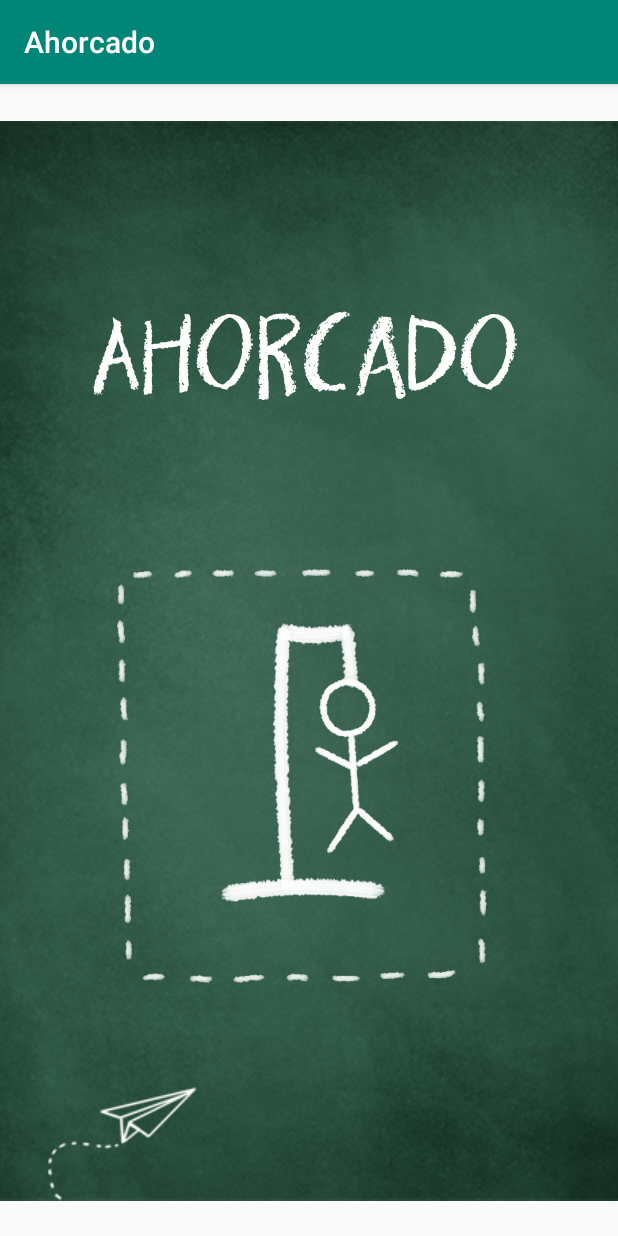
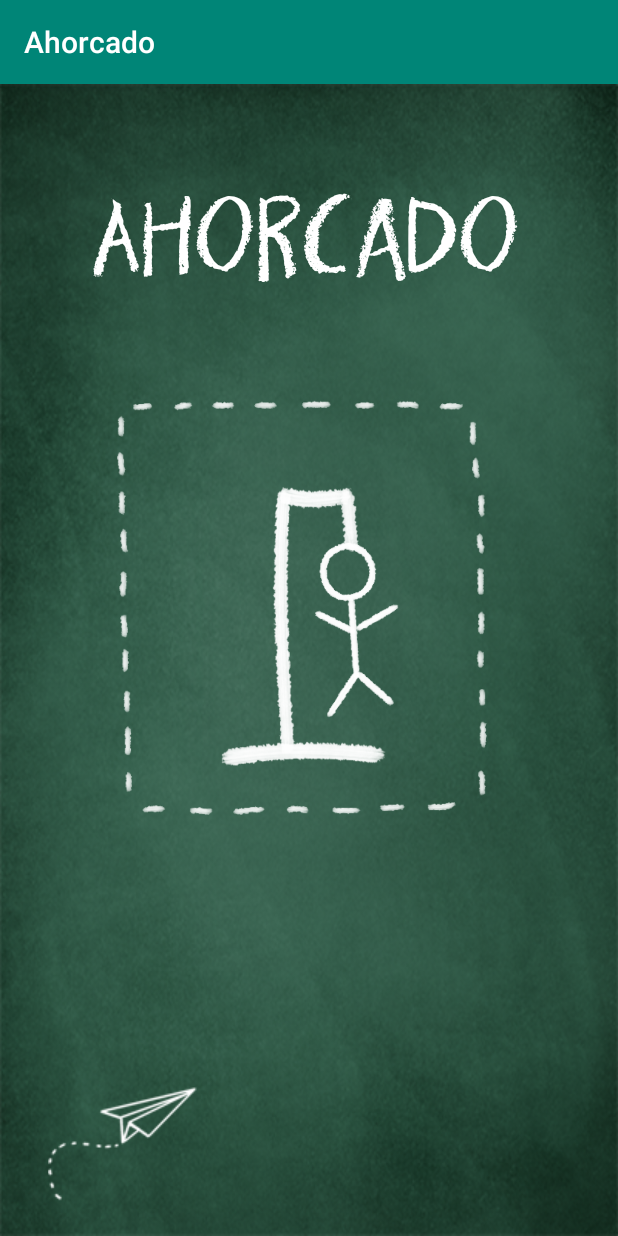
Before and after one commit to nicoleloupias/android-app, an Android app: the screen it shows after launch (MainActivity), on a phone screen of 412 x 824 dp. Run offline under Robolectric (Android 15) with nearby library versions, the phone set to English and light mode, and no system bars.

Commit message:
ActivityConFondos

```diff
--- a/app/src/main/AndroidManifest.xml
+++ b/app/src/main/AndroidManifest.xml
@@ -9,6 +9,9 @@
         android:roundIcon="@mipmap/ic_launcher_round"
         android:supportsRtl="true"
         android:theme="@style/AppTheme">
+        <activity android:name=".JuegoActivity"></activity>
+        <activity android:name=".DificultadActivity" />
+        <activity android:name=".NombreActivity" />
         <activity android:name=".MainActivity">
             <intent-filter>
                 <action android:name="android.intent.action.MAIN" />
--- a/app/src/main/res/layout/activity_main.xml
+++ b/app/src/main/res/layout/activity_main.xml
@@ -4,41 +4,31 @@
     xmlns:tools="http://schemas.android.com/tools"
     android:layout_width="match_parent"
     android:layout_height="match_parent"
-    tools:context=".MainActivity">
-
-    <ImageView
-        android:id="@+id/iv_fondoVerde"
-        android:layout_width="480dp"
-        android:layout_height="723dp"
-        app:layout_constraintBottom_toBottomOf="parent"
-        app:layout_constraintEnd_toEndOf="parent"
-        app:layout_constraintHorizontal_bias="0.507"
-        app:layout_constraintStart_toStartOf="parent"
-        app:layout_constraintTop_toTopOf="parent"
-        app:srcCompat="@drawable/fondoverde" />
+    tools:context=".MainActivity"
+    android:background="@drawable/fondoverde">
 
     <TextView
         android:id="@+id/tv_tituloJuego"
         android:layout_width="wrap_content"
         android:layout_height="wrap_content"
-        android:layout_marginTop="112dp"
+        android:layout_marginTop="56dp"
         android:text="@string/app_name"
         android:textColor="#FFFFFF"
         android:textSize="80sp"
         app:layout_constraintEnd_toEndOf="parent"
         app:layout_constraintHorizontal_bias="0.484"
         app:layout_constraintStart_toStartOf="parent"
-        app:layout_constraintTop_toTopOf="@+id/iv_fondoVerde" />
+        app:layout_constraintTop_toTopOf="parent" />
 
     <ImageView
         android:id="@+id/imageView2"
         android:layout_width="310dp"
         android:layout_height="398dp"
-        android:layout_marginBottom="92dp"
-        app:layout_constraintBottom_toBottomOf="@+id/iv_fondoVerde"
+        android:layout_marginTop="144dp"
         app:layout_constraintEnd_toEndOf="parent"
         app:layout_constraintHorizontal_bias="0.495"
         app:layout_constraintStart_toStartOf="parent"
+        app:layout_constraintTop_toTopOf="parent"
         app:srcCompat="@drawable/lineas" />
 
     <ImageView
@@ -49,6 +39,7 @@
         app:layout_constraintEnd_toEndOf="@+id/imageView2"
         app:layout_constraintStart_toStartOf="@+id/imageView2"
         app:layout_constraintTop_toTopOf="@+id/imageView2"
+        app:layout_constraintVertical_bias="0.635"
         app:srcCompat="@drawable/munequito_entero" />
 
     <ImageView
--- a/app/src/main/res/values/strings.xml
+++ b/app/src/main/res/values/strings.xml
@@ -1,3 +1,4 @@
 <resources>
     <string name="app_name">Ahorcado</string>
+    <string name="bt_jugar">Jugar</string>
 </resources>
```
Also changed, not shown: app/src/main/java/com/example/ahorcado/DificultadActivity.java (added, +14 -0 lines), app/src/main/java/com/example/ahorcado/JuegoActivity.java (added, +14 -0 lines), app/src/main/java/com/example/ahorcado/NombreActivity.java (added, +14 -0 lines), app/src/main/res/layout/activity_dificultad.xml (added, +10 -0 lines), app/src/main/res/layout/activity_juego.xml (added, +10 -0 lines), app/src/main/res/layout/activity_nombre.xml (added, +10 -0 lines), 1 other file.
